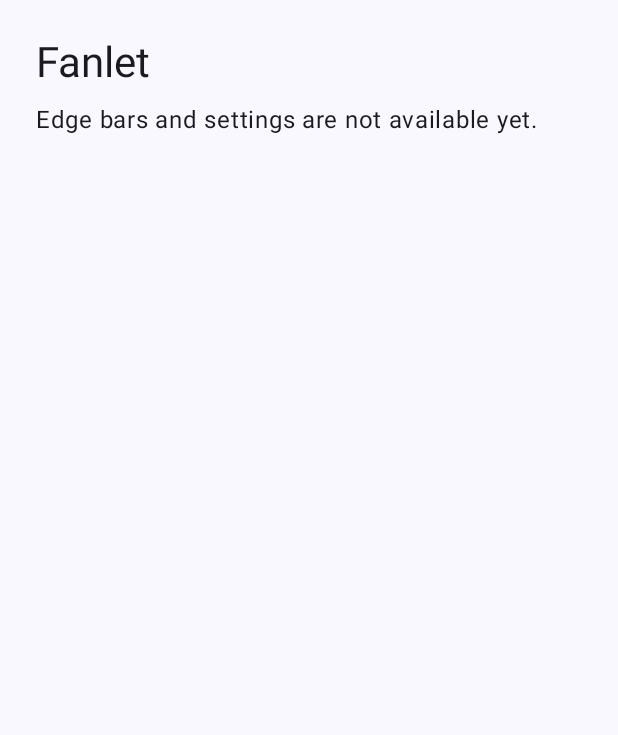
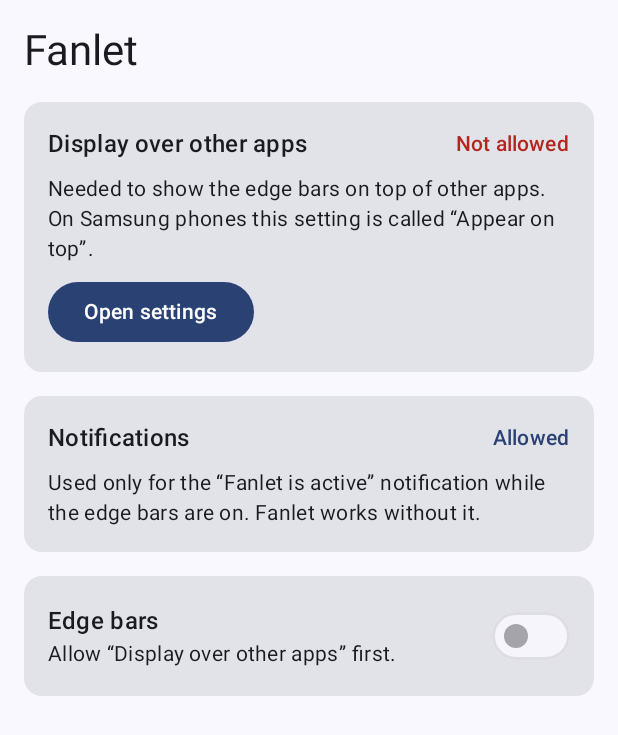
Before and after one commit to JohnChristianCastillo/fanlet, an Android app built with Jetpack Compose: the screen it shows after launch (MainActivity), on a phone screen of 412 x 824 dp. Shown: the top 735 px of the screen. Run offline under Robolectric (Android 15) with nearby library versions, the phone set to English and light mode, and no system bars.

Commit message:
Add overlay service with edge bar prototype
Setup screen with overlay and notification permission status and a
start/stop switch. A specialUse foreground service shows one visible
test bar on the right edge that vibrates on touch, and can be stopped
from its notification.

```diff
--- a/app/build.gradle.kts
+++ b/app/build.gradle.kts
@@ -63,6 +63,8 @@ dependencies {
 val permissionAllowlist = listOf(
     "android.permission.SYSTEM_ALERT_WINDOW",
     "android.permission.FOREGROUND_SERVICE",
+    // Type permission for the overlay service (android:foregroundServiceType="specialUse").
+    "android.permission.FOREGROUND_SERVICE_SPECIAL_USE",
     "android.permission.POST_NOTIFICATIONS",
     "android.permission.VIBRATE",
 )
--- a/app/src/main/java/dev/johncastles/fanlet/MainActivity.kt
+++ b/app/src/main/java/dev/johncastles/fanlet/MainActivity.kt
@@ -1,54 +1,102 @@
 package dev.johncastles.fanlet
 
+import android.Manifest
+import android.content.Intent
+import android.content.pm.PackageManager
+import android.os.Build
 import android.os.Bundle
+import android.provider.Settings
 import androidx.activity.ComponentActivity
+import androidx.activity.compose.rememberLauncherForActivityResult
 import androidx.activity.compose.setContent
 import androidx.activity.enableEdgeToEdge
-import androidx.compose.foundation.layout.Column
-import androidx.compose.foundation.layout.Spacer
+import androidx.activity.result.contract.ActivityResultContracts
 import androidx.compose.foundation.layout.fillMaxSize
-import androidx.compose.foundation.layout.height
 import androidx.compose.foundation.layout.padding
-import androidx.compose.material3.MaterialTheme
 import androidx.compose.material3.Scaffold
-import androidx.compose.material3.Text
-import androidx.compose.runtime.Composable
+import androidx.compose.runtime.collectAsState
+import androidx.compose.runtime.getValue
+import androidx.compose.runtime.mutableStateOf
+import androidx.compose.runtime.setValue
 import androidx.compose.ui.Modifier
-import androidx.compose.ui.res.stringResource
-import androidx.compose.ui.tooling.preview.Preview
-import androidx.compose.ui.unit.dp
+import androidx.core.content.ContextCompat
+import androidx.core.net.toUri
+import dev.johncastles.fanlet.overlay.OverlayService
+import dev.johncastles.fanlet.ui.SetupScreen
+import dev.johncastles.fanlet.ui.SetupState
 import dev.johncastles.fanlet.ui.theme.FanletTheme
 
 class MainActivity : ComponentActivity() {
+
+    // Permission state is re-read in onResume, because the user changes it in the
+    // system settings screens and then comes back.
+    private var overlayAllowed by mutableStateOf(false)
+    private var notificationsAllowed by mutableStateOf(false)
+    private var notificationsDenied by mutableStateOf(false)
+
     override fun onCreate(savedInstanceState: Bundle?) {
         super.onCreate(savedInstanceState)
         enableEdgeToEdge()
         setContent {
             FanletTheme {
+                val serviceRunning by OverlayService.isRunning.collectAsState()
+                val notificationPermissionLauncher = rememberLauncherForActivityResult(
+                    ActivityResultContracts.RequestPermission()
+                ) { granted ->
+                    notificationsAllowed = granted
+                    notificationsDenied = !granted
+                }
+
                 Scaffold(modifier = Modifier.fillMaxSize()) { innerPadding ->
-                    PlaceholderScreen(modifier = Modifier.padding(innerPadding))
+                    SetupScreen(
+                        state = SetupState(
+                            overlayAllowed = overlayAllowed,
+                            showNotificationPermission = Build.VERSION.SDK_INT >= Build.VERSION_CODES.TIRAMISU,
+                            notificationsAllowed = notificationsAllowed,
+                            notificationsDenied = notificationsDenied,
+                            serviceRunning = serviceRunning,
+                        ),
+                        onOpenOverlaySettings = ::openOverlaySettings,
+                        onRequestNotifications = {
+                            if (Build.VERSION.SDK_INT >= Build.VERSION_CODES.TIRAMISU) {
+                                notificationPermissionLauncher.launch(Manifest.permission.POST_NOTIFICATIONS)
+                            }
+                        },
+                        onOpenNotificationSettings = ::openNotificationSettings,
+                        onServiceToggled = { on -> if (on) startOverlayService() else stopOverlayService() },
+                        modifier = Modifier.padding(innerPadding),
+                    )
                 }
             }
         }
     }
-}
 
-@Composable
-private fun PlaceholderScreen(modifier: Modifier = Modifier) {
-    Column(modifier = modifier.fillMaxSize().padding(24.dp)) {
-        Text(
-            text = stringResource(R.string.app_name),
-            style = MaterialTheme.typography.headlineMedium,
+    override fun onResume() {
+        super.onResume()
+        overlayAllowed = Settings.canDrawOverlays(this)
+        notificationsAllowed = Build.VERSION.SDK_INT < Build.VERSION_CODES.TIRAMISU ||
+            ContextCompat.checkSelfPermission(this, Manifest.permission.POST_NOTIFICATIONS) ==
+            PackageManager.PERMISSION_GRANTED
+    }
+
+    private fun openOverlaySettings() {
+        startActivity(
+            Intent(Settings.ACTION_MANAGE_OVERLAY_PERMISSION, "package:$packageName".toUri())
         )
-        Spacer(modifier = Modifier.height(8.dp))
-        Text(text = stringResource(R.string.placeholder_message))
+    }
+
+    private fun openNotificationSettings() {
+        startActivity(
+            Intent(Settings.ACTION_APP_NOTIFICATION_SETTINGS)
+                .putExtra(Settings.EXTRA_APP_PACKAGE, packageName)
+        )
+    }
+
+    private fun startOverlayService() {
+        ContextCompat.startForegroundService(this, Intent(this, OverlayService::class.java))
+    }
+
+    private fun stopOverlayService() {
+        stopService(Intent(this, OverlayService::class.java))
     }
 }
-
-@Preview(showBackground = true)
-@Composable
-private fun PlaceholderScreenPreview() {
-    FanletTheme {
-        PlaceholderScreen()
-    }
-}
--- /dev/null
+++ b/app/src/main/java/dev/johncastles/fanlet/ui/SetupScreen.kt
@@ -0,0 +1,183 @@
+package dev.johncastles.fanlet.ui
+
+import androidx.compose.foundation.layout.Arrangement
+import androidx.compose.foundation.layout.Column
+import androidx.compose.foundation.layout.Row
+import androidx.compose.foundation.layout.Spacer
+import androidx.compose.foundation.layout.fillMaxSize
+import androidx.compose.foundation.layout.fillMaxWidth
+import androidx.compose.foundation.layout.padding
+import androidx.compose.foundation.layout.width
+import androidx.compose.foundation.rememberScrollState
+import androidx.compose.foundation.verticalScroll
+import androidx.compose.material3.Button
+import androidx.compose.material3.Card
+import androidx.compose.material3.MaterialTheme
+import androidx.compose.material3.Switch
+import androidx.compose.material3.Text
+import androidx.compose.runtime.Composable
+import androidx.compose.ui.Alignment
+import androidx.compose.ui.Modifier
+import androidx.compose.ui.res.stringResource
+import androidx.compose.ui.tooling.preview.Preview
+import androidx.compose.ui.unit.dp
+import dev.johncastles.fanlet.R
+import dev.johncastles.fanlet.ui.theme.FanletTheme
+
+/** Everything the setup screen shows. Built by the activity, which owns the real state. */
+data class SetupState(
+    val overlayAllowed: Boolean,
+    /** False on Android 12 and older, where notifications need no permission. */
+    val showNotificationPermission: Boolean,
+    val notificationsAllowed: Boolean,
+    /** The user denied the notification request; the system will not ask again. */
+    val notificationsDenied: Boolean,
+    val serviceRunning: Boolean,
+)
+
+@Composable
+fun SetupScreen(
+    state: SetupState,
+    onOpenOverlaySettings: () -> Unit,
+    onRequestNotifications: () -> Unit,
+    onOpenNotificationSettings: () -> Unit,
+    onServiceToggled: (Boolean) -> Unit,
+    modifier: Modifier = Modifier,
+) {
+    Column(
+        modifier = modifier
+            .fillMaxSize()
+            .verticalScroll(rememberScrollState())
+            .padding(16.dp),
+        verticalArrangement = Arrangement.spacedBy(16.dp),
+    ) {
+        Text(
+            text = stringResource(R.string.app_name),
+            style = MaterialTheme.typography.headlineMedium,
+        )
+
+        PermissionCard(
+            title = stringResource(R.string.overlay_permission_title),
+            allowed = state.overlayAllowed,
+            description = stringResource(R.string.overlay_permission_description),
+            actionLabel = stringResource(R.string.action_open_settings),
+            onAction = onOpenOverlaySettings,
+        )
+
+        if (state.showNotificationPermission) {
+            val denied = state.notificationsDenied && !state.notificationsAllowed
+            PermissionCard(
+                title = stringResource(R.string.notification_permission_title),
+                allowed = state.notificationsAllowed,
+                description = stringResource(
+                    if (denied) R.string.notification_permission_denied
+                    else R.string.notification_permission_description
+                ),
+                actionLabel = stringResource(
+                    if (denied) R.string.action_open_settings else R.string.action_allow
+                ),
+                onAction = if (denied) onOpenNotificationSettings else onRequestNotifications,
+            )
+        }
+
+        ServiceCard(
+            running = state.serviceRunning,
+            enabled = state.overlayAllowed,
+            onToggled = onServiceToggled,
+        )
+    }
+}
+
+/** A permission with its status, why Fanlet needs it, and a button when it is missing. */
+@Composable
+private fun PermissionCard(
+    title: String,
+    allowed: Boolean,
+    description: String,
+    actionLabel: String,
+    onAction: () -> Unit,
+) {
+    Card(modifier = Modifier.fillMaxWidth()) {
+        Column(
+            modifier = Modifier.padding(16.dp),
+            verticalArrangement = Arrangement.spacedBy(8.dp),
+        ) {
+            Row(verticalAlignment = Alignment.CenterVertically) {
+                Text(
+                    text = title,
+                    style = MaterialTheme.typography.titleMedium,
+                    modifier = Modifier.weight(1f),
+                )
+                Text(
+                    text = stringResource(if (allowed) R.string.status_allowed else R.string.status_not_allowed),
+                    style = MaterialTheme.typography.labelLarge,
+                    color = if (allowed) MaterialTheme.colorScheme.primary else MaterialTheme.colorScheme.error,
+                )
+            }
+            Text(text = description, style = MaterialTheme.typography.bodyMedium)
+            if (!allowed) {
+                Button(onClick = onAction) { Text(actionLabel) }
+            }
+        }
+    }
+}
+
+@Composable
+private fun ServiceCard(running: Boolean, enabled: Boolean, onToggled: (Boolean) -> Unit) {
+    Card(modifier = Modifier.fillMaxWidth()) {
+        Row(
+            modifier = Modifier.padding(16.dp),
+            verticalAlignment = Alignment.CenterVertically,
+        ) {
+            Column(modifier = Modifier.weight(1f)) {
+                Text(text = stringResource(R.string.service_title), style = MaterialTheme.typography.titleMedium)
+                Text(
+                    text = stringResource(if (enabled) R.string.service_description else R.string.service_needs_overlay),
+                    style = MaterialTheme.typography.bodyMedium,
+                )
+            }
+            Spacer(modifier = Modifier.width(16.dp))
+            Switch(checked = running, onCheckedChange = onToggled, enabled = enabled)
+        }
+    }
+}
+
+@Preview(showBackground = true)
+@Composable
+private fun SetupScreenMissingPermissionsPreview() {
+    FanletTheme {
+        SetupScreen(
+            state = SetupState(
+                overlayAllowed = false,
+                showNotificationPermission = true,
+                notificationsAllowed = false,
+                notificationsDenied = false,
+                serviceRunning = false,
+            ),
+            onOpenOverlaySettings = {},
+            onRequestNotifications = {},
+            onOpenNotificationSettings = {},
+            onServiceToggled = {},
+        )
+    }
+}
+
+@Preview(showBackground = true)
+@Composable
+private fun SetupScreenRunningPreview() {
+    FanletTheme {
+        SetupScreen(
+            state = SetupState(
+                overlayAllowed = true,
+                showNotificationPermission = true,
+                notificationsAllowed = true,
+                notificationsDenied = false,
+                serviceRunning = true,
+            ),
+            onOpenOverlaySettings = {},
+            onRequestNotifications = {},
+            onOpenNotificationSettings = {},
+            onServiceToggled = {},
+        )
+    }
+}
--- /dev/null
+++ b/app/src/main/res/drawable/ic_notification.xml
@@ -0,0 +1,17 @@
+<?xml version="1.0" encoding="utf-8"?>
+<!-- Notification icon: a half ring on the left edge, split into three slices. -->
+<vector xmlns:android="http://schemas.android.com/apk/res/android"
+    android:width="24dp"
+    android:height="24dp"
+    android:viewportWidth="24"
+    android:viewportHeight="24">
+    <path
+        android:fillColor="#FFFFFFFF"
+        android:pathData="M4,3 A9,9 0 0,1 11.46,6.97 L6.9,10.04 A3.5,3.5 0 0,0 4,8.5 Z" />
+    <path
+        android:fillColor="#FFFFFFFF"
+        android:pathData="M12.09,8.05 A9,9 0 0,1 12.09,15.95 L7.15,13.53 A3.5,3.5 0 0,0 7.15,10.47 Z" />
+    <path
+        android:fillColor="#FFFFFFFF"
+        android:pathData="M11.46,17.03 A9,9 0 0,1 4,21 L4,15.5 A3.5,3.5 0 0,0 6.9,13.96 Z" />
+</vector>
--- a/app/src/main/res/values/strings.xml
+++ b/app/src/main/res/values/strings.xml
@@ -1,4 +1,27 @@
 <resources>
     <string name="app_name">Fanlet</string>
-    <string name="placeholder_message">Edge bars and settings are not available yet.</string>
+
+    <!-- Setup screen -->
+    <string name="status_allowed">Allowed</string>
+    <string name="status_not_allowed">Not allowed</string>
+    <string name="action_open_settings">Open settings</string>
+    <string name="action_allow">Allow</string>
+
+    <string name="overlay_permission_title">Display over other apps</string>
+    <string name="overlay_permission_description">Needed to show the edge bars on top of other apps. On Samsung phones this setting is called “Appear on top”.</string>
+
+    <string name="notification_permission_title">Notifications</string>
+    <string name="notification_permission_description">Used only for the “Fanlet is active” notification while the edge bars are on. Fanlet works without it.</string>
+    <string name="notification_permission_denied">Notifications are off. You can turn them on in Fanlet’s notification settings.</string>
+
+    <string name="service_title">Edge bars</string>
+    <string name="service_description">Shows a test bar on the right edge of the screen. Touch it to feel a short vibration.</string>
+    <string name="service_needs_overlay">Allow “Display over other apps” first.</string>
+
+    <!-- Foreground service notification -->
+    <string name="notification_channel_name">Edge bars status</string>
+    <string name="notification_channel_description">Shown while the edge bars are on.</string>
+    <string name="notification_title">Fanlet is active</string>
+    <string name="notification_text">Edge bars are on</string>
+    <string name="notification_action_stop">Stop</string>
 </resources>
```
Also changed, not shown: app/src/main/AndroidManifest.xml (+23 -0 lines), app/src/main/java/dev/johncastles/fanlet/overlay/EdgeBarView.kt (added, +29 -0 lines), app/src/main/java/dev/johncastles/fanlet/overlay/OverlayService.kt (added, +241 -0 lines), 1 other file.
